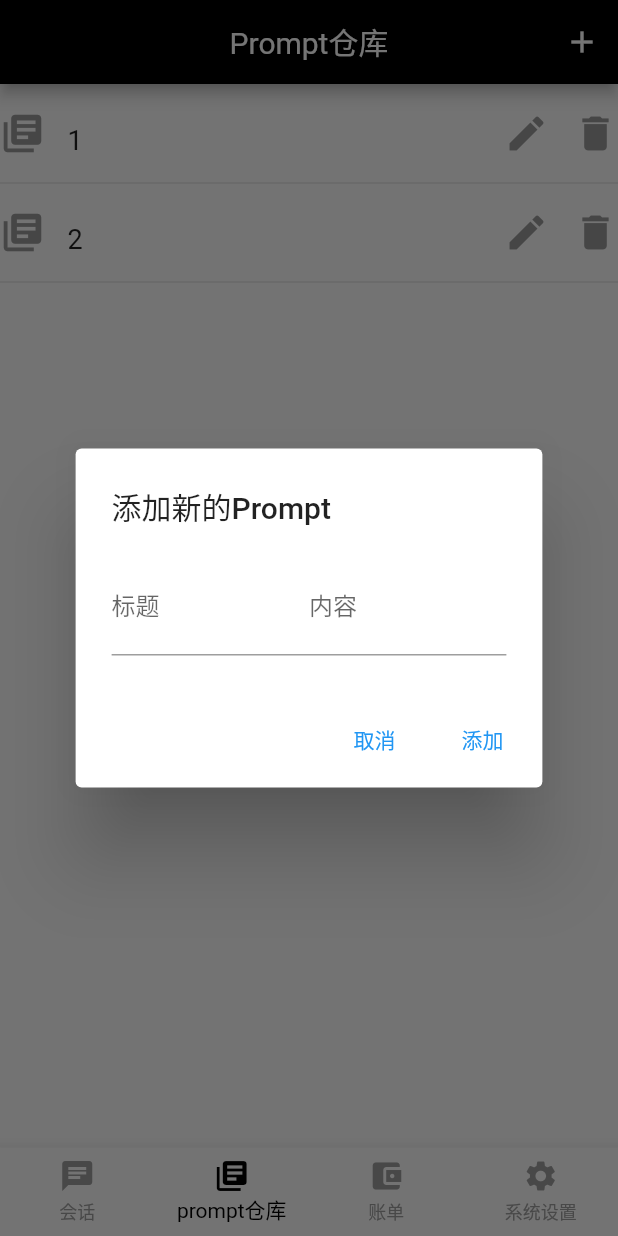
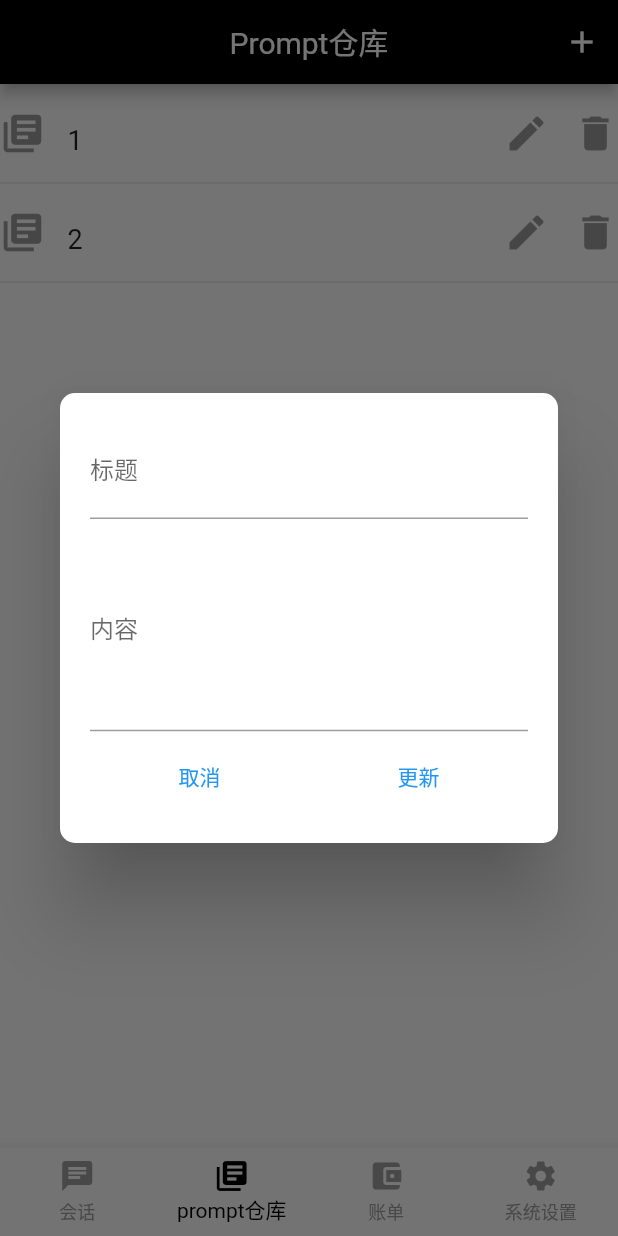
Before and after one commit to guico52/gpt_mobile, a Flutter app: the screen it shows after launch, item 2 of the bottom bar chosen, after a tap on the "add" icon, on a phone screen of 412 x 824 dp. Run offline on Flutter 3.47's test engine with Material 2 defaults, Android fonts, the light colour scheme and no system bars; our stand-ins replace dio, shared_preferences.

Commit message:
完成对prompt仓库的添加

```diff
--- a/lib/screen/home_views/prompt.dart
+++ b/lib/screen/home_views/prompt.dart
@@ -68,50 +68,26 @@ class PromptPageState extends State<PromptPage> {
   void addNewPrompt() {
     showDialog(
         context: context,
-        builder: (BuildContext context) => AlertDialog(
-              title: const Text('添加新的Prompt'),
-              content: Row(
-                children: [
-                  Expanded(
-                    child: TextField(
-                      controller: titleController,
-                      decoration: const InputDecoration(
-                        labelText: '标题',
-                        hintText: '请输入prompt标题',
-                      ),
-                    ),
-                  ),
-                  Expanded(
-                    child: TextField(
-                      controller: contentController,
-                      decoration: const InputDecoration(
-                        labelText: '内容',
-                        hintText: '请输入prompt内容',
-                      ),
-                    ),
-                  ),
-                ],
-              ),
-              actions: [
-                TextButton(
-                    onPressed: () {
-                      Navigator.of(context).pop();
-                      titleController.clear();
-                      contentController.clear();
-                    },
-                    child: const Text("取消")),
-                TextButton(
-                  onPressed: addNewPrompt,
-                  child: const Text("添加"),
-                ),
-              ],
-            ));
+        builder: (BuildContext context) => PromptAlertDialog(
+            titleController: titleController,
+            contentController: contentController,
+            callBackFunction: () => {
+                  setState(() {
+                    prompts.add(Prompt(
+                        id: Random().nextInt(100).toString(),
+                        title: titleController.text,
+                        content: contentController.text));
+                  }),
+                  Navigator.of(context).pop(),
+                  titleController.clear(),
+                  contentController.clear(),
+                }));
   }
 
   void updatePrompt(){
     showDialog(context: context, builder: (context) => PromptAlertDialog(
         titleController: titleController, contentController: contentController,
-        updatePrompt: () =>{
+        callBackFunction: () =>{
           setState(() {
             prompts.add(Prompt(id: Random().nextInt(100).toString(), title: titleController.text, content: contentController.text));
           }),
@@ -213,7 +189,7 @@ class PromptInfoState extends State<PromptInfo> {
     contentController.text = prompt.content;
     showDialog(context: context, builder: (context) => PromptAlertDialog(
         titleController: titleController, contentController: contentController,
-        updatePrompt: () =>{
+        callBackFunction: () =>{
           setState(() {
             prompt.title = titleController.text;
             prompt.content = contentController.text;
--- a/lib/widget/alertDialog.dart
+++ b/lib/widget/alertDialog.dart
@@ -3,13 +3,13 @@ import 'package:flutter/material.dart';
 class PromptAlertDialog extends StatelessWidget {
   final TextEditingController titleController;
   final TextEditingController contentController;
-  final VoidCallback updatePrompt;
+  final VoidCallback callBackFunction;
 
   const PromptAlertDialog({
     Key ?key,
     required this.titleController,
     required this.contentController,
-    required this.updatePrompt,
+    required this.callBackFunction,
   }) : super(key: key);
 
   @override
@@ -53,7 +53,7 @@ class PromptAlertDialog extends StatelessWidget {
                 ),
                 Expanded(
                   child: TextButton(
-                    onPressed: updatePrompt,
+                    onPressed: callBackFunction,
                     child: const Text("更新"),
                   ),
                 ),
--- a/lib/widget/conversaton/session.dart
+++ b/lib/widget/conversaton/session.dart
@@ -44,7 +44,7 @@ class SessionInfoState extends State<SessionInfo> {
     userId = widget.userId;
     robotId = widget.robotId;
     message = widget.message;
-    _textEditingController = widget._textEditingController;
+    _textEditingController = widget.textEditingController;
   }
 
   @override
```
